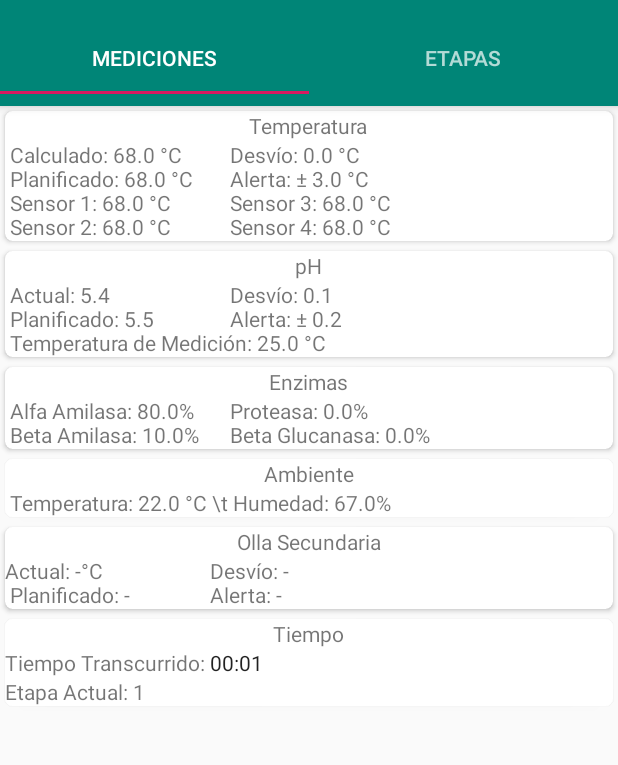
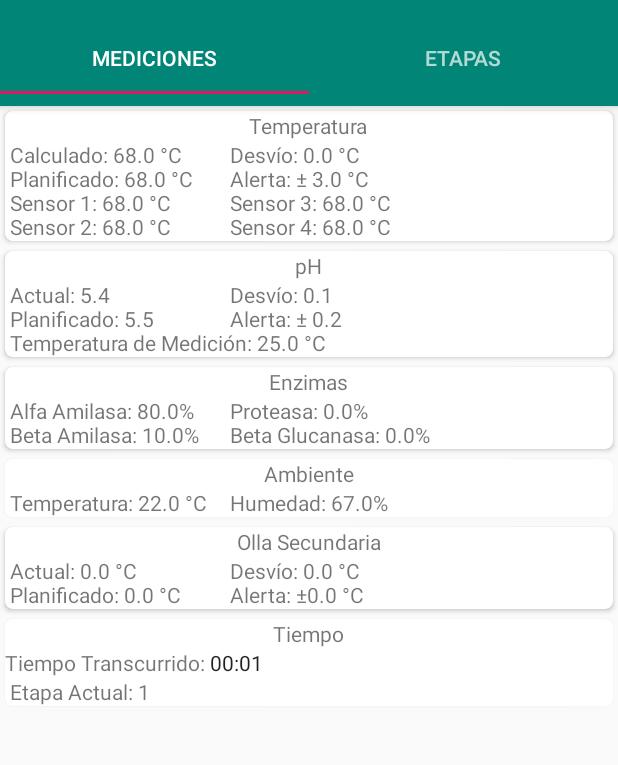
Before and after one commit to dschlimovich/proyectofinal, an Android app: the MeasureFragment screen opened directly, with no data from a screen before it, on a phone screen of 412 x 824 dp, the part 62-827 px from its top. Run offline under Robolectric (Android 15) with nearby library versions, the phone set to English and light mode, and no system bars.

Commit message:
load time card view trough function

```diff
--- a/APP/app/src/main/java/com/example/maceradores/maceracion/Fragments/MeasureFragment.java
+++ b/APP/app/src/main/java/com/example/maceradores/maceracion/Fragments/MeasureFragment.java
@@ -23,6 +23,8 @@ public class MeasureFragment extends Fragment {
     private TextView tvMeasurePh;
     private TextView tvMeasureEnzyme;
     private TextView tvMeasureEnviroment;
+    private TextView tvMeasureSecondMacerator;
+    private TextView tvMeasureStage;
     private Chronometer chronometer;
 
     public MeasureFragment() {
@@ -43,15 +45,41 @@ public class MeasureFragment extends Fragment {
         this.tvMeasurePh = (TextView) getView().findViewById(R.id.textViewMeasurePh);
         this.tvMeasureEnzyme = (TextView) getView().findViewById(R.id.textViewMeasureEnzyme);
         this.tvMeasureEnviroment = (TextView) getView().findViewById(R.id.textViewMeasureEnviroment);
+        this.tvMeasureSecondMacerator = (TextView) getView().findViewById(R.id.textViewMeasureSecondMaserator);
+        this.tvMeasureStage= (TextView) getView().findViewById(R.id.textViewMeasureStage);
 
         loadTemperatureCardView(68, 0, 68, 3, 68, 68, 68, 68);
         loadPhCardView(5.4f, 0.1f, 5.5f, 0.2f, 25);
         loadEnzymeCardView(80,0,10,0);
         loadEnviromentCardView(22,67);
+        loadSecondMaceratorCardView(0,0,0,0);
+        loadStageCardView(1);
+
 
         chronometer = getView().findViewById(R.id.chronometer);
         chronometer.setBase(SystemClock.elapsedRealtime()); //esto debería ser el tiempo en el que hice la inserción o que tuve la primer medida.
         chronometer.start();
+    }
+
+    private void loadStageCardView(int stage){
+        tvMeasureStage.append(" Etapa Actual: ");
+        tvMeasureStage.append(String.valueOf(stage));
+    }
+
+    private void loadSecondMaceratorCardView(float temp, float desvioObtenido, float tempPlanificada, float alerta){
+        //android:text="-- "
+        tvMeasureSecondMacerator.append(" Actual: ");
+        tvMeasureSecondMacerator.append(String.valueOf(temp));
+
+        tvMeasureSecondMacerator.append(" °C \t\t\t\t\t Desvío: ");
+        tvMeasureSecondMacerator.append(String.valueOf(desvioObtenido));
+
+        tvMeasureSecondMacerator.append(" °C \n Planificado: ");
+        tvMeasureSecondMacerator.append(String.valueOf(tempPlanificada));
+
+        tvMeasureSecondMacerator.append(" °C \t\t Alerta: ±");
+        tvMeasureSecondMacerator.append(String.valueOf(alerta));
+        tvMeasureSecondMacerator.append(" °C");
     }
 
     private void loadEnviromentCardView(float temp, float humidity){
@@ -59,7 +87,7 @@ public class MeasureFragment extends Fragment {
         tvMeasureEnviroment.append(" Temperatura: ");
         tvMeasureEnviroment.append(String.valueOf(temp));
 
-        tvMeasureEnviroment.append(" °C \\t Humedad: ");
+        tvMeasureEnviroment.append(" °C \t Humedad: ");
         tvMeasureEnviroment.append(String.valueOf(humidity));
         tvMeasureEnviroment.append("%");
     }
--- a/APP/app/src/main/res/layout/fragment_measure.xml
+++ b/APP/app/src/main/res/layout/fragment_measure.xml
@@ -133,7 +133,7 @@
             <TextView
                 android:layout_width="wrap_content"
                 android:layout_height="wrap_content"
-                android:text="Actual: -°C \t\t\t\t\t Desvío: - \n Planificado: - \t\t\t\t Alerta: - "/>
+                android:id="@+id/textViewMeasureSecondMaserator" />
 
         </LinearLayout>
     </android.support.v7.widget.CardView>
@@ -173,7 +173,7 @@
             <TextView
                 android:layout_width="wrap_content"
                 android:layout_height="wrap_content"
-                android:text="Etapa Actual: 1"/>
+                android:id="@+id/textViewMeasureStage" />
 
         </LinearLayout>
     </android.support.v7.widget.CardView>
```
